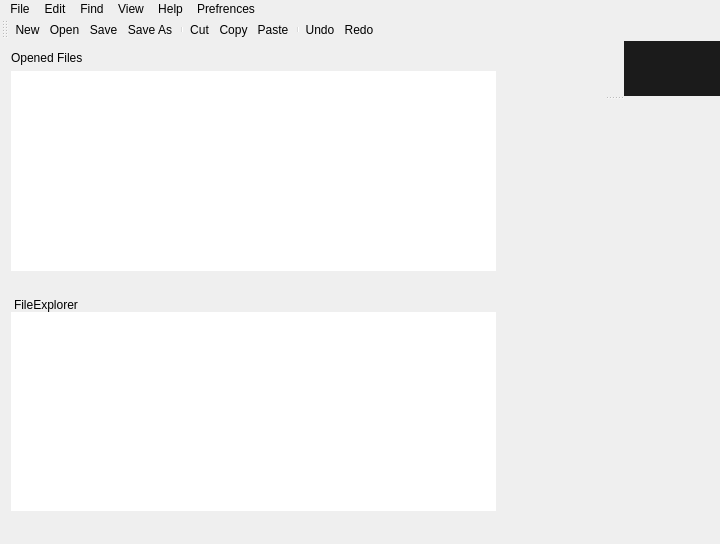
Above: src/mainwindow.ui from kum8r/SimpleCodeEditor before the change. Below: the same form after it.
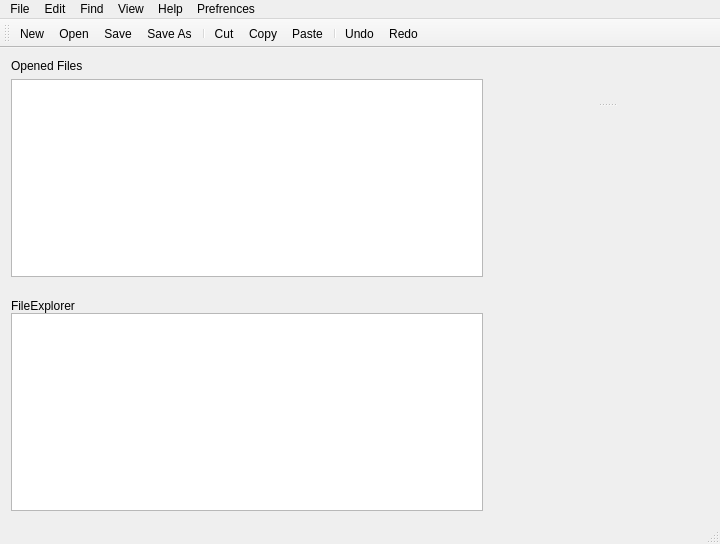
That is the form after the change. Icons and pictures are not drawn.

The edit to the form file:
```diff
--- a/src/mainwindow.ui
+++ b/src/mainwindow.ui
@@ -18,7 +18,7 @@
     <normaloff>:/icons/SimpleCodeEditor.png</normaloff>:/icons/SimpleCodeEditor.png</iconset>
   </property>
   <property name="styleSheet">
-   <string notr="true">border:0;</string>
+   <string notr="true"/>
   </property>
   <widget class="QWidget" name="centralWidget">
    <property name="styleSheet">
@@ -78,8 +78,8 @@
             </sizepolicy>
            </property>
            <property name="styleSheet">
-            <string notr="true"> text-transform: uppercase;
-</string>
+            <string notr="true">text-transform: uppercase;
+text-align:center;</string>
            </property>
            <property name="text">
             <string>Opened Files</string>
@@ -125,8 +125,7 @@
            </property>
            <property name="styleSheet">
             <string notr="true">text-transform: uppercase;
-padding-top:5px;
-</string>
+text-align:center;</string>
            </property>
            <property name="text">
             <string>FileExplorer</string>
@@ -182,21 +181,46 @@
          <item>
           <widget class="QTabWidget" name="tabWidget">
            <property name="styleSheet">
-            <string notr="true">        QTabWidget::pane {background: #272727;}
-        QTabWidget::tab-bar:top {top: 1px;}
-        QTabWidget::tab-bar:bottom {bottom: 1px;}
-        QTabWidget::tab-bar:left {right: 1px;}
-        QTabWidget::tab-bar:right {left: 1px;}
-        QTabBar{background-color: #1b1b1b; qproperty-drawBase:0;  }
+            <string notr="true">
+QTabWidget::pane {background: #272727;}
+        
+QTabWidget::tab-bar:top {top: 1px;}
+        
+QTabWidget::tab-bar:bottom {bottom: 1px;}
+        
+QTabWidget::tab-bar:left {right: 1px;}
+        
+QTabWidget::tab-bar:right {left: 1px;}
+        
+QTabBar{background-color: #1b1b1b; qproperty-drawBase:0;  }
 
-        QTabBar::tab {border: 1px #1b1b1b;}
-        QTabBar::tab:selected {background: #2b2b2b;color: #bbbbbb;}
-        QTabBar::tab:!selected {background: #3c3e3f;color: #bbbbbb;}
-        QTabBar::tab:bottom:!selected {margin-bottom: 3px;}
-        QTabBar::tab:top, QTabBar::tab:bottom {
+       
+ QTabBar::tab {border: 1px #1b1b1b;}
+       
+  QTabBar::tab:selected {background: #2b2b2b;color: #bbbbbb;}
+        
+  QTabBar::tab:!selected {background: #3c3e3f;color: #bbbbbb;}
+        
+  QTabBar::tab:bottom:!selected {margin-bottom: 3px;}
+        
+  QTabBar::tab:top, QTabBar::tab:bottom {
             min-width: 8ex;
             margin-right: -1px;
-            padding: 5px 10px 5px 10px;}
+            padding: 5px 10px 5px 10px;
+}
+
+QTabBar::tear
+{
+	background-color: #222222;
+}
+
+QTabBar::QToolButton 
+{
+	display: none; 
+}
+
+
+
 </string>
            </property>
            <property name="tabShape">
@@ -234,8 +258,7 @@
             </size>
            </property>
            <property name="styleSheet">
-            <string notr="true">background-color: rgb(27, 27, 27);
-margin-top:1px;</string>
+            <string notr="true"/>
            </property>
           </widget>
          </item>
```
Left out of the diff: 2 changed lines with no effect on the pictures.
